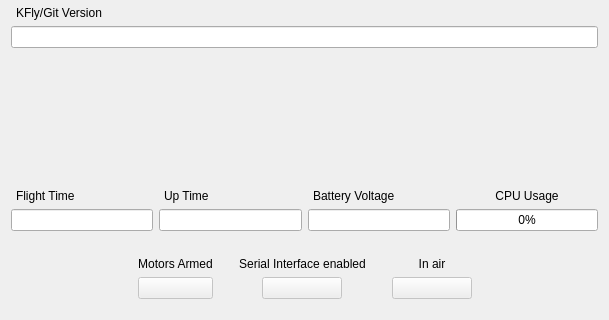
First picture: the form in ui_sys_info.ui, repository korken89/kfly_gui, before the edit; both pictures show x 0 to 609 and y 179 to 499 of the 609 by 499 pixel window.
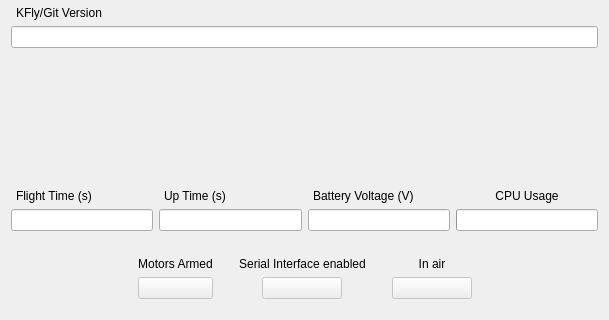
Second picture: the form after the edit. Custom widgets are drawn as their Qt base class.

The edit to the form file:
```diff
--- a/ui_sys_info.ui
+++ b/ui_sys_info.ui
@@ -145,7 +145,7 @@
        <item>
         <widget class="QLabel" name="label_5">
          <property name="text">
-          <string>Flight Time</string>
+          <string>Flight Time (s)</string>
          </property>
          <property name="indent">
           <number>5</number>
@@ -162,7 +162,7 @@
        <item>
         <widget class="QLabel" name="label_6">
          <property name="text">
-          <string>Up Time</string>
+          <string>Up Time (s)</string>
          </property>
          <property name="indent">
           <number>5</number>
@@ -179,7 +179,7 @@
        <item>
         <widget class="QLabel" name="label_7">
          <property name="text">
-          <string>Battery Voltage</string>
+          <string>Battery Voltage (V)</string>
          </property>
          <property name="indent">
           <number>5</number>
@@ -207,11 +207,7 @@
         </widget>
        </item>
        <item>
-        <widget class="QProgressBar" name="progressCPU">
-         <property name="value">
-          <number>0</number>
-         </property>
-        </widget>
+        <widget class="QProgressBar" name="progressCPU"/>
        </item>
       </layout>
      </item>
```
